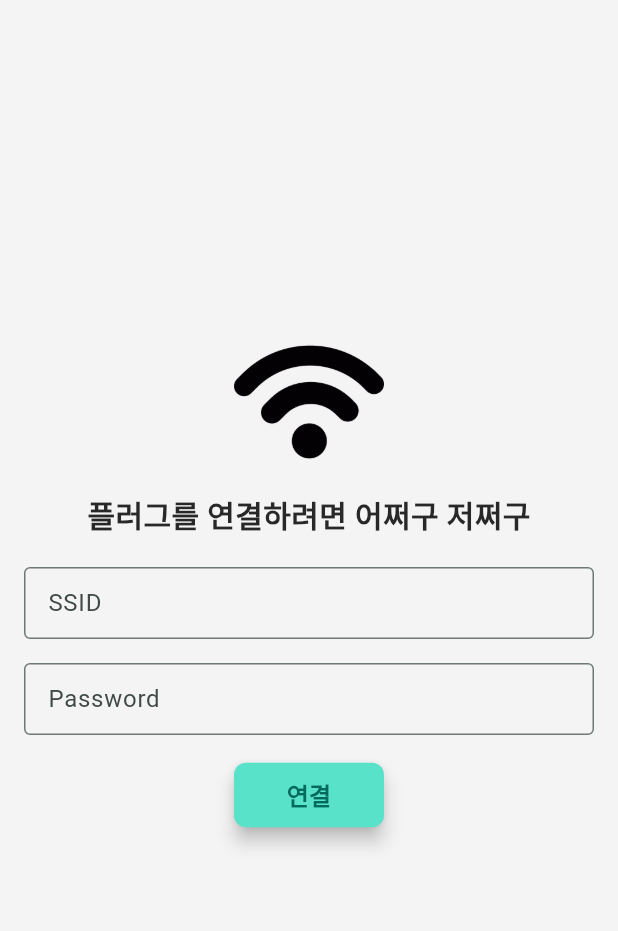
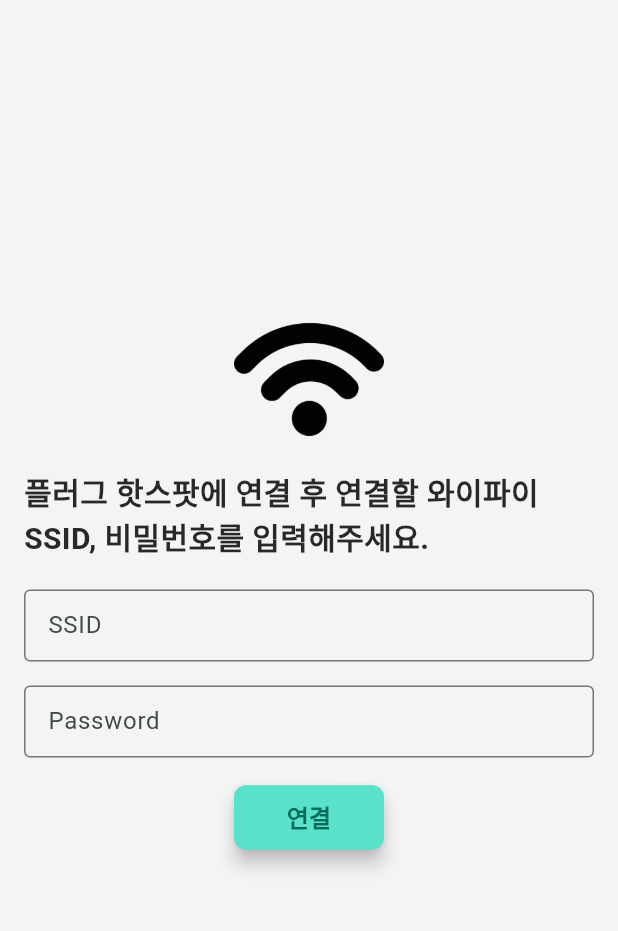
Before and after one commit to CAU-Capstone-PPL/CafePlugGuardian-Client, a Flutter app: the PlugConnectScreen screen opened directly, after a tap on "연결", on a phone screen of 412 x 824 dp, the part 66-997 px from its top. Run offline on Flutter 3.47's test engine with Material 2 defaults, Android fonts, the phone set to English and light mode, and no system bars; our stand-ins replace connectivity, fl_chart; missing offline and left inert: network_info_plus; network calls fail; Roboto replaces fonts that are missing (Gmarket).

Commit message:
feat: 플러그 연결 구현 완료, 와이파이 자동 연결 및 ssid 비밀번호 검증 코드는 네이티브하게 와이파이 연결 기능 구현이 필요해 미구현 및 무조건 true만 반환하도록 했고, 현재 사용중인 ssid 반환 받는 부분도 버그 있는데 안드로이드 시뮬레이터에서만 그러는건지 실 사용에도 그러는지 미확인, 그래서 주석처리

```diff
--- a/lib/screens/plug_connect_screen.dart
+++ b/lib/screens/plug_connect_screen.dart
@@ -1,3 +1,4 @@
+import 'package:cafe_plug_guardian_client/screens/plug_connect_return_wifi_screen.dart';
 import 'package:cafe_plug_guardian_client/services/api_plug.dart';
 import 'package:cafe_plug_guardian_client/style.dart';
 import 'package:cafe_plug_guardian_client/widgets/custom_button_widget.dart';
@@ -31,10 +32,9 @@ class _PlugConnectScreenState extends State<PlugConnectScreen> {
     if (originalSSID == null) {
       return false;
     }*/
-    print('test11');
     bool isConnected = await _tryConnectWifi(ssid, password);
     await _tryConnectWifi(originalSSID, "");
-    print('test12');
+
     return isConnected;
   }
 
@@ -58,7 +58,7 @@ class _PlugConnectScreenState extends State<PlugConnectScreen> {
             const SizedBox(
               height: 10,
             ),
-            const HeadingText(content: '플러그를 연결하려면 어쩌구 저쩌구'),
+            const HeadingText(content: '플러그 핫스팟에 연결 후 연결할 와이파이 SSID, 비밀번호를 입력해주세요.'),
             const SizedBox(
               height: 20,
             ),
@@ -87,20 +87,16 @@ class _PlugConnectScreenState extends State<PlugConnectScreen> {
                 String ssid = _ssidController.text;
                 String password =_passwordController.text;
 
-                print('test1');
+                if (await _validateWifiConnection(ssid, password)) {
+                  String topic = await ApiPlug.getPlugTopic();
+                  print('테스트: $topic');
+                  await ApiPlug.getPlugConnectWiFi(ssid, password);
 
-                if (await _validateWifiConnection(ssid, password)) {
-                  print('test2');
-                  //String topic = await ApiPlug.getPlugTopic();
-                  print('test3');
-                  //print('테스트: $topic');
-                  //await ApiPlug.getPlugConnectWiFi(ssid, password);
-
-                  //userId, cafeId 받을 방법 구현 전까지 더미 대입
-                  //await ApiPlug.patchPlugConnect(topic, userId, cafeId);
-                  //await ApiPlug.patchPlugConnect(topic, 1, 1);
-                  await ApiPlug.patchPlugConnect('tasmota_9D8DEA', 1, 1);
-                  //Navigator.pop(context);
+                  Navigator.pushReplacement(
+                    context,
+                    MaterialPageRoute(
+                      builder: (context) => PlugConnectWifiScreen(topic: topic),
+                  ));
                 }
               },
             ),
```
Also changed, not shown: lib/screens/plug_connect_return_wifi_screen.dart (added, +58 -0 lines).
